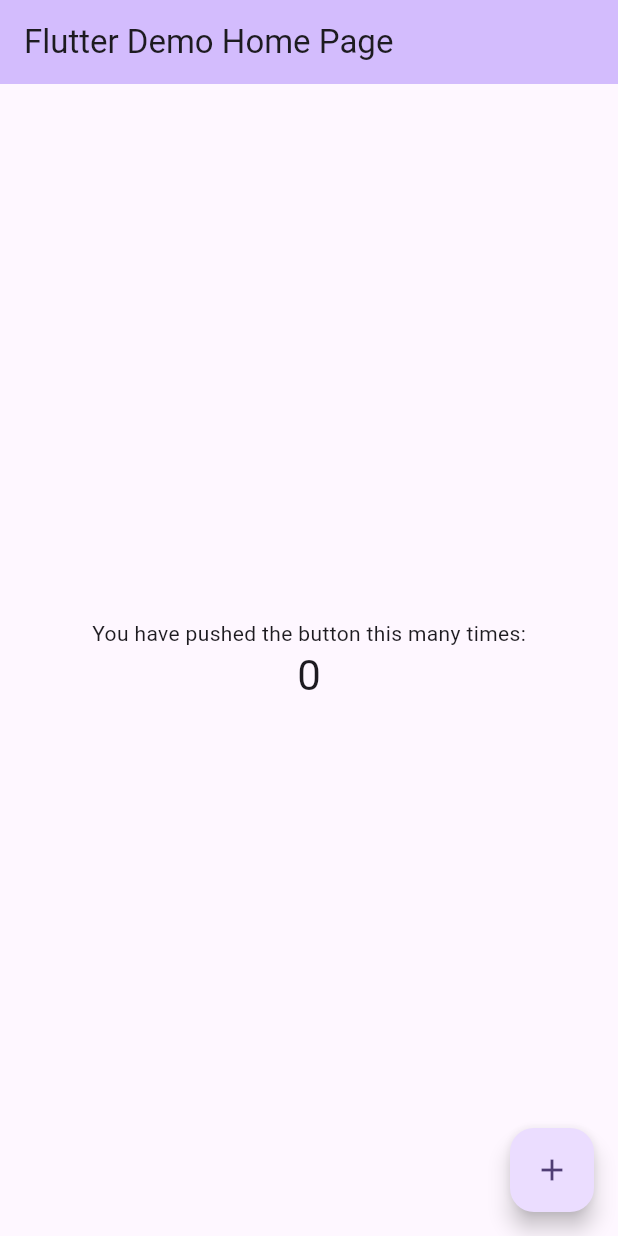
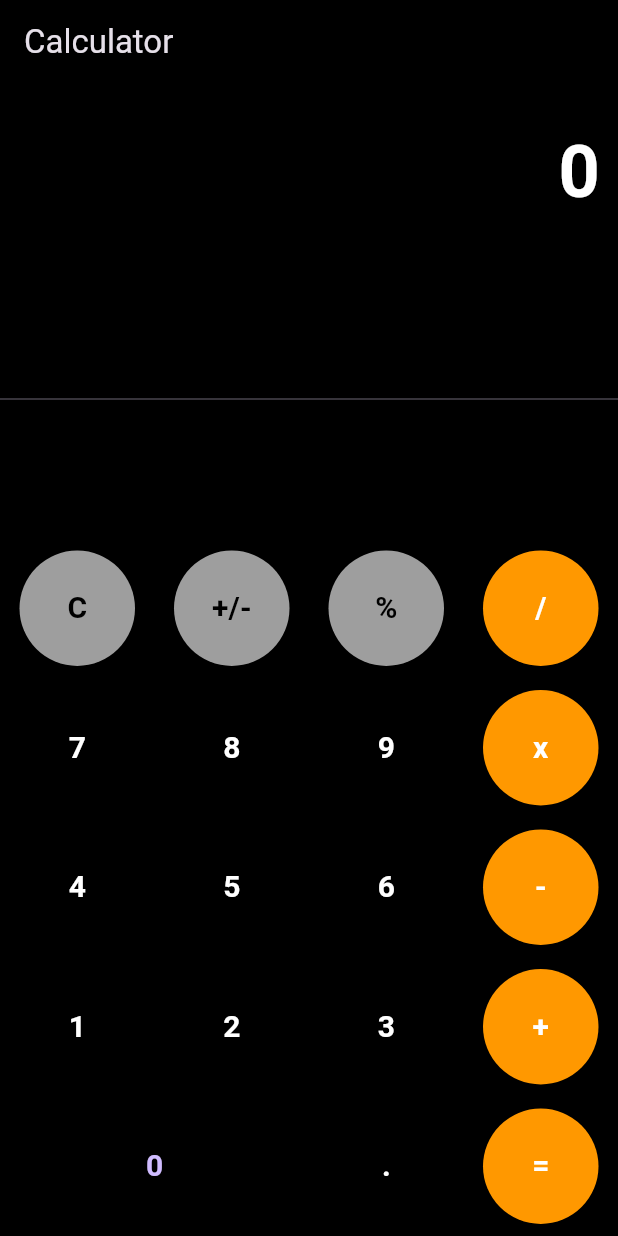
Before and after one commit to could-ai/01992383-eefb-7a7b-b055-a1fe588cd7cb, a Flutter app: the screen it shows after launch, on a phone screen of 412 x 824 dp. Run offline on Flutter 3.47's test engine with Material 3 defaults, Android fonts, the phone set to English and light mode, and no system bars.

Commit message:
I have created a fully functional calculator application. The previous counter app code has been replaced with a new `CalculatorPage` widget. This new page includes a display screen and a grid of buttons for numbers (0-9), basic arithmetic operations (+, -, x, /), a decimal point, a clear button (C), and an equals button (=). The calculator logic is implemented to handle user input, perform calculations, and display the results. The UI has been styled to resemble a modern calculator with a dark theme. The `+/-` and `%` buttons are included in the UI but do not have functionality yet.; The README.md file has been updated to reflect the new purpose of the project. The previous generic Flutter project description has been replaced with a title and description for the new calculator application. I've also added a "Features" section to highlight the calculator's capabilities, including basic arithmetic operations and a clear function.; The `web/index.html` file has been updated to better represent the calculator application. I have changed the `<title>` tag from the default project name to "Flutter Calculator" to ensure the correct title appears in browser tabs. Additionally, the `description` and `apple-mobile-web-app-title` meta tags have been updated to align with the new application, providing a more accurate and professional presentation for web and mobile web users.; The `pubspec.yaml` file has been updated to better describe the project. I have changed the `description` field from the generic "A new Flutter project." to the more specific "A simple calculator application built with Flutter." This ensures that the project's metadata accurately reflects its purpose, which is helpful for project identification and management.

```diff
--- a/usr/lib/main.dart
+++ b/usr/lib/main.dart
@@ -7,114 +7,196 @@ void main() {
 class MyApp extends StatelessWidget {
   const MyApp({super.key});
 
-  // This widget is the root of your application.
   @override
   Widget build(BuildContext context) {
     return MaterialApp(
-      title: 'Flutter Demo',
+      title: 'Flutter Calculator',
       debugShowCheckedModeBanner: false,
-      theme: ThemeData(
-        // This is the theme of your application.
-        //
-        // TRY THIS: Try running your application with "flutter run". You'll see
-        // the application has a purple toolbar. Then, without quitting the app,
-        // try changing the seedColor in the colorScheme below to Colors.green
-        // and then invoke "hot reload" (save your changes or press the "hot
-        // reload" button in a Flutter-supported IDE, or press "r" if you used
-        // the command line to start the app).
-        //
-        // Notice that the counter didn't reset back to zero; the application
-        // state is not lost during the reload. To reset the state, use hot
-        // restart instead.
-        //
-        // This works for code too, not just values: Most code changes can be
-        // tested with just a hot reload.
-        colorScheme: ColorScheme.fromSeed(seedColor: Colors.deepPurple),
+      theme: ThemeData.dark().copyWith(
+        scaffoldBackgroundColor: Colors.black,
       ),
-      home: const MyHomePage(title: 'Flutter Demo Home Page'),
+      home: const CalculatorPage(),
     );
   }
 }
 
-class MyHomePage extends StatefulWidget {
-  const MyHomePage({super.key, required this.title});
-
-  // This widget is the home page of your application. It is stateful, meaning
-  // that it has a State object (defined below) that contains fields that affect
-  // how it looks.
-
-  // This class is the configuration for the state. It holds the values (in this
-  // case the title) provided by the parent (in this case the App widget) and
-  // used by the build method of the State. Fields in a Widget subclass are
-  // always marked "final".
-
-  final String title;
+class CalculatorPage extends StatefulWidget {
+  const CalculatorPage({super.key});
 
   @override
-  State<MyHomePage> createState() => _MyHomePageState();
+  State<CalculatorPage> createState() => _CalculatorPageState();
 }
 
-class _MyHomePageState extends State<MyHomePage> {
-  int _counter = 0;
+class _CalculatorPageState extends State<CalculatorPage> {
+  String output = "0";
+  String _output = "0";
+  double num1 = 0;
+  double num2 = 0;
+  String operand = "";
 
-  void _incrementCounter() {
+  void buttonPressed(String buttonText) {
     setState(() {
-      // This call to setState tells the Flutter framework that something has
-      // changed in this State, which causes it to rerun the build method below
-      // so that the display can reflect the updated values. If we changed
-      // _counter without calling setState(), then the build method would not be
-      // called again, and so nothing would appear to happen.
-      _counter++;
+      if (buttonText == "C") {
+        _output = "0";
+        num1 = 0;
+        num2 = 0;
+        operand = "";
+      } else if (buttonText == "+" || buttonText == "-" || buttonText == "/" || buttonText == "x") {
+        num1 = double.parse(output);
+        operand = buttonText;
+        _output = "0";
+      } else if (buttonText == ".") {
+        if (_output.contains(".")) {
+          return;
+        } else {
+          _output = _output + buttonText;
+        }
+      } else if (buttonText == "=") {
+        num2 = double.parse(output);
+        if (operand == "+") {
+          _output = (num1 + num2).toString();
+        }
+        if (operand == "-") {
+          _output = (num1 - num2).toString();
+        }
+        if (operand == "x") {
+          _output = (num1 * num2).toString();
+        }
+        if (operand == "/") {
+          _output = (num1 / num2).toString();
+        }
+        num1 = 0;
+        num2 = 0;
+        operand = "";
+      } else {
+        if (_output == "0") {
+          _output = buttonText;
+        } else {
+          _output = _output + buttonText;
+        }
+      }
+      output = _output;
+      // Format output to remove .0 if it's a whole number
+      if (output.endsWith(".0")) {
+        output = output.substring(0, output.length - 2);
+      }
     });
+  }
+
+  Widget buildButton(String buttonText, {Color buttonColor = Colors.black54, Color textColor = Colors.white}) {
+    return Expanded(
+      child: Container(
+        margin: const EdgeInsets.all(8.0),
+        child: ElevatedButton(
+          style: ElevatedButton.styleFrom(
+            backgroundColor: buttonColor,
+            shape: const CircleBorder(),
+            padding: const EdgeInsets.all(24.0),
+          ),
+          onPressed: () => buttonPressed(buttonText),
+          child: Text(
+            buttonText,
+            style: TextStyle(
+              fontSize: 20.0,
+              fontWeight: FontWeight.bold,
+              color: textColor,
+            ),
+          ),
+        ),
+      ),
+    );
   }
 
   @override
   Widget build(BuildContext context) {
-    // This method is rerun every time setState is called, for instance as done
-    // by the _incrementCounter method above.
-    //
-    // The Flutter framework has been optimized to make rerunning build methods
-    // fast, so that you can just rebuild anything that needs updating rather
-    // than having to individually change instances of widgets.
     return Scaffold(
       appBar: AppBar(
-        // TRY THIS: Try changing the color here to a specific color (to
-        // Colors.amber, perhaps?) and trigger a hot reload to see the AppBar
-        // change color while the other colors stay the same.
-        backgroundColor: Theme.of(context).colorScheme.inversePrimary,
-        // Here we take the value from the MyHomePage object that was created by
-        // the App.build method, and use it to set our appbar title.
-        title: Text(widget.title),
+        title: const Text('Calculator'),
+        backgroundColor: Colors.black,
+        elevation: 0,
       ),
-      body: Center(
-        // Center is a layout widget. It takes a single child and positions it
-        // in the middle of the parent.
-        child: Column(
-          // Column is also a layout widget. It takes a list of children and
-          // arranges them vertically. By default, it sizes itself to fit its
-          // children horizontally, and tries to be as tall as its parent.
-          //
-          // Column has various properties to control how it sizes itself and
-          // how it positions its children. Here we use mainAxisAlignment to
-          // center the children vertically; the main axis here is the vertical
-          // axis because Columns are vertical (the cross axis would be
-          // horizontal).
-          //
-          // TRY THIS: Invoke "debug painting" (choose the "Toggle Debug Paint"
-          // action in the IDE, or press "p" in the console), to see the
-          // wireframe for each widget.
-          mainAxisAlignment: MainAxisAlignment.center,
-          children: <Widget>[
-            const Text('You have pushed the button this many times:'),
-            Text('$_counter', style: Theme.of(context).textTheme.headlineMedium),
-          ],
-        ),
+      body: Column(
+        children: <Widget>[
+          Container(
+            alignment: Alignment.centerRight,
+            padding: const EdgeInsets.symmetric(
+              vertical: 24.0,
+              horizontal: 12.0,
+            ),
+            child: Text(
+              output,
+              style: const TextStyle(
+                fontSize: 48.0,
+                fontWeight: FontWeight.bold,
+                color: Colors.white,
+              ),
+            ),
+          ),
+          const Expanded(
+            child: Divider(),
+          ),
+          Column(
+            children: [
+              Row(
+                children: [
+                  buildButton("C", buttonColor: Colors.grey, textColor: Colors.black),
+                  buildButton("+/-", buttonColor: Colors.grey, textColor: Colors.black),
+                  buildButton("%", buttonColor: Colors.grey, textColor: Colors.black),
+                  buildButton("/", buttonColor: Colors.orange),
+                ],
+              ),
+              Row(
+                children: [
+                  buildButton("7"),
+                  buildButton("8"),
+                  buildButton("9"),
+                  buildButton("x", buttonColor: Colors.orange),
+                ],
+              ),
+              Row(
+                children: [
+                  buildButton("4"),
+                  buildButton("5"),
+                  buildButton("6"),
+                  buildButton("-", buttonColor: Colors.orange),
+                ],
+              ),
+              Row(
+                children: [
+                  buildButton("1"),
+                  buildButton("2"),
+                  buildButton("3"),
+                  buildButton("+", buttonColor: Colors.orange),
+                ],
+              ),
+              Row(
+                children: [
+                  Expanded(
+                    flex: 2,
+                    child: Container(
+                       margin: const EdgeInsets.all(8.0),
+                      child: ElevatedButton(
+                         style: ElevatedButton.styleFrom(
+                            backgroundColor: Colors.black54,
+                            shape: const StadiumBorder(),
+                            padding: const EdgeInsets.symmetric(horizontal: 34, vertical: 24),
+                          ),
+                        onPressed: () => buttonPressed("0"),
+                        child: const Text(
+                          "0",
+                          style: TextStyle(fontSize: 20.0, fontWeight: FontWeight.bold),
+                        ),
+                      ),
+                    ),
+                  ),
+                  buildButton("."),
+                  buildButton("=", buttonColor: Colors.orange),
+                ],
+              )
+            ],
+          )
+        ],
       ),
-      floatingActionButton: FloatingActionButton(
-        onPressed: _incrementCounter,
-        tooltip: 'Increment',
-        child: const Icon(Icons.add),
-      ), // This trailing comma makes auto-formatting nicer for build methods.
     );
   }
 }
--- a/usr/pubspec.yaml
+++ b/usr/pubspec.yaml
@@ -1,5 +1,5 @@
 name: couldai_user_app
-description: "A new Flutter project."
+description: "A simple calculator application built with Flutter."
 # The following line prevents the package from being accidentally published to
 # pub.dev using `flutter pub publish`. This is preferred for private packages.
 publish_to: 'none' # Remove this line if you wish to publish to pub.dev
```
Also changed, not shown: 2 other files.
